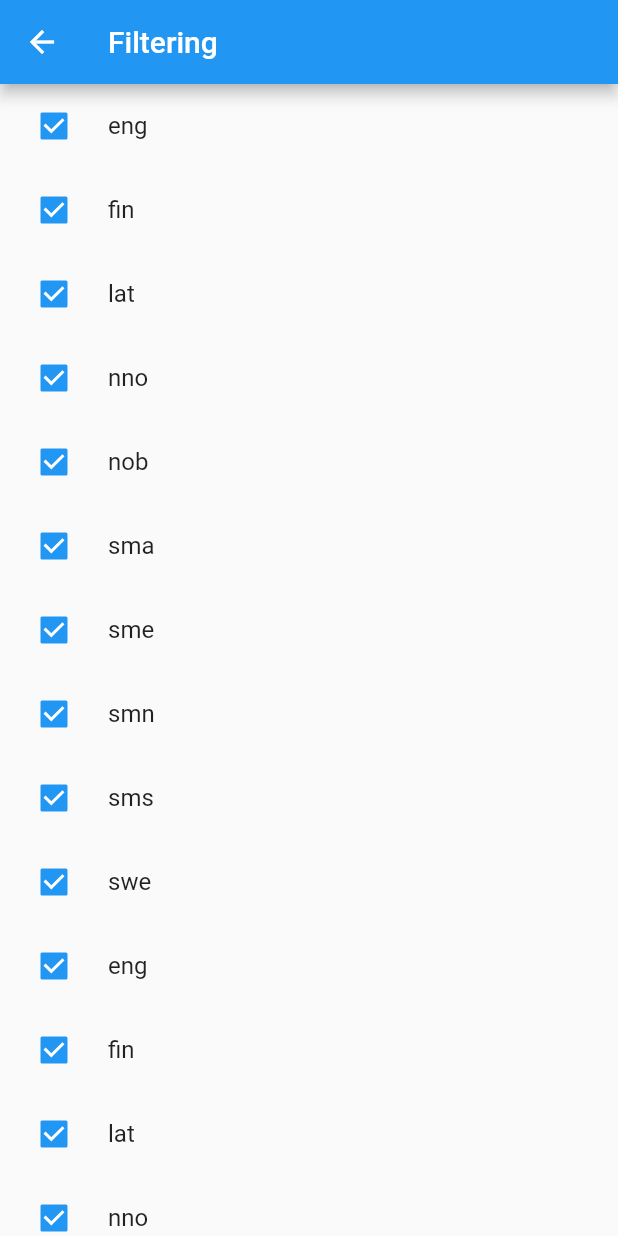
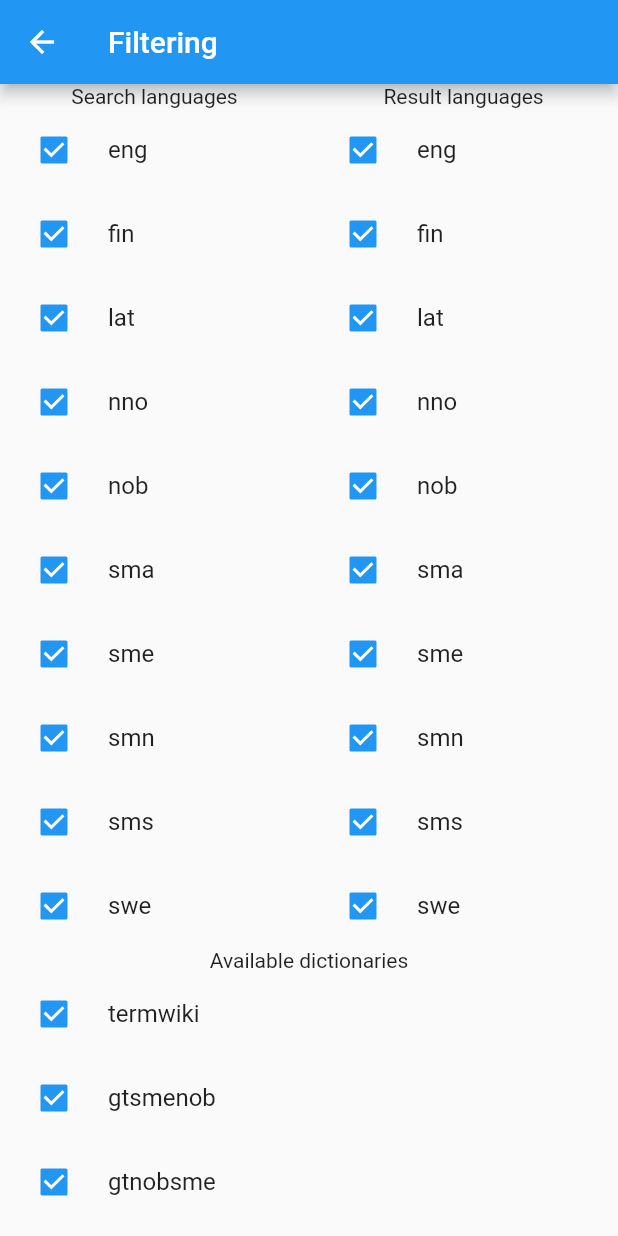
Before and after one commit to divvun/satni_flutter, a Flutter app: the screen it shows after launch, after a tap on the "checklist" icon, on a phone screen of 412 x 824 dp. Run offline on Flutter 3.47's test engine with Material 2 defaults, Android fonts, the phone set to English and light mode, and no system bars; our stand-ins replace equatable, flutter_hooks, flutter_riverpod, freezed_annotation, go_router, graphql and 1 more; missing offline and left inert: artemis, gql.

Commit message:
Improve the filter page view

```diff
--- a/lib/filter/view/view.dart
+++ b/lib/filter/view/view.dart
@@ -8,27 +8,7 @@ import 'package:hooks_riverpod/hooks_riverpod.dart';
 import '../pod/filter.dart';
 
 class FilterPage extends ConsumerWidget {
-  const FilterPage({Key? key}) : super(key: key);
-
-  @override
-  Widget build(BuildContext context, WidgetRef ref) {
-    return Scaffold(
-      appBar: AppBar(title: const Text('Filtering')),
-      body: ListView(
-        children: [
-          _displaySrcLangs(context, ref),
-          _displayTargetLangs(context, ref),
-          _displayDicts(context, ref),
-        ],
-        shrinkWrap: true,
-      ),
-    );
-  }
-
-  Widget _displaySrcLangs(
-    BuildContext context,
-    WidgetRef ref,
-  ) {
+  FilterPage({Key? key}) : super(key: key);
   final availableLangs = [
     'eng',
     'fin',
@@ -41,24 +21,102 @@ class FilterPage extends ConsumerWidget {
     'sms',
     'swe',
   ];
+  final availableDicts = [
+    {'name': 'termwiki'},
+    {'name': 'gtsmenob', 'src': 'sme', 'target': 'nob'},
+    {'name': 'gtnobsme', 'src': 'nob', 'target': 'sme'},
+    {'name': 'gtnobsma', 'src': 'nob', 'target': 'sma'},
+    {'name': 'gtsmanob', 'src': 'sma', 'target': 'nob'},
+    {'name': 'gtsmefin', 'src': 'sme', 'target': 'fin'},
+    {'name': 'gtfinsme', 'src': 'fin', 'target': 'sme'},
+    {'name': 'gtsmesmn', 'src': 'sme', 'target': 'smn'},
+    {'name': 'gtsmnsme', 'src': 'smn', 'target': 'sme'},
+    {'name': 'gtfinsmn', 'src': 'fin', 'target': 'smn'},
+    {'name': 'gtsmnfin', 'src': 'smn', 'target': 'fin'},
+    {'name': 'gtfinnob', 'src': 'fin', 'target': 'nob'},
+    {'name': 'sammallahtismefin', 'src': 'sme', 'target': 'fin'},
+  ];
+
+  @override
+  Widget build(BuildContext context, WidgetRef ref) {
+    return Scaffold(
+      appBar: AppBar(title: const Text('Filtering')),
+      body: ListView(
+        children: [
+          Row(
+            children: [
+              Expanded(flex: 6, child: _displaySrcLangs(context, ref)),
+              Expanded(flex: 6, child: _displayTargetLangs(context, ref)),
+            ],
+          ),
+          _displayDicts(context, ref),
+        ],
+      ),
+    );
+  }
+
+  Iterable<Widget> _searchLangs(
+    BuildContext context,
+    WidgetRef ref,
+  ) {
     final filter = ref.watch(filterProvider);
     final srcLangs = [...filter.wantedSrcLangs];
-
-    return Column(
-      children: availableLangs
-          .map(
+    return availableLangs.map(
       (srcLang) => CheckboxListTile(
         title: Text(srcLang),
         value: srcLangs.contains(srcLang),
         onChanged: (newValue) {
           newValue! ? srcLangs.add(srcLang) : srcLangs.remove(srcLang);
           ref.read(filterProvider.notifier).updateSrcLangs(srcLangs);
+          final dicts = availableDicts
+              .where((dictData) => (dictData['name'] == 'termwiki' ||
+                  (srcLangs.contains(dictData['src']) &&
+                      filter.wantedTargetLangs.contains(dictData['target']))))
+              .map((dictData) => '${dictData['name']}');
+          ref.read(filterProvider.notifier).updateDicts(dicts.toList());
         },
         controlAffinity: ListTileControlAffinity.leading,
       ),
-          )
-          .toList(),
-      // shrinkWrap: true,
+    );
+  }
+
+  Widget _displaySrcLangs(
+    BuildContext context,
+    WidgetRef ref,
+  ) {
+    return Column(
+      children: [
+        const Text('Search languages'),
+        ..._searchLangs(context, ref),
+      ],
+    );
+  }
+
+  Iterable<Widget> _targetLangs(
+    BuildContext context,
+    WidgetRef ref,
+  ) {
+    final filter = ref.watch(filterProvider);
+    final targetLangs = [...filter.wantedTargetLangs];
+
+    return availableLangs.map(
+      (targetLang) => CheckboxListTile(
+        title: Text(targetLang),
+        value: targetLangs.contains(targetLang),
+        onChanged: (newValue) {
+          newValue!
+              ? targetLangs.add(targetLang)
+              : targetLangs.remove(targetLang);
+          ref.read(filterProvider.notifier).updateTargetLangs(targetLangs);
+          final dicts = availableDicts
+              .where((dictData) => (dictData['name'] == 'termwiki' ||
+                  (filter.wantedSrcLangs.contains(dictData['src']) &&
+                      targetLangs.contains(dictData['target']))))
+              .map((dictData) => '${dictData['name']}');
+          ref.read(filterProvider.notifier).updateDicts(dicts.toList());
+        },
+        controlAffinity: ListTileControlAffinity.leading,
+      ),
     );
   }
 
@@ -66,40 +124,36 @@ class FilterPage extends ConsumerWidget {
     BuildContext context,
     WidgetRef ref,
   ) {
-    final availableLangs = [
-      'eng',
-      'fin',
-      'lat',
-      'nno',
-      'nob',
-      'sma',
-      'sme',
-      'smn',
-      'sms',
-      'swe',
-    ];
+    return Column(
+      children: [
+        const Text('Result languages'),
+        ..._targetLangs(context, ref),
+      ],
+    );
+  }
+
+  Iterable<Widget> _wantedDicts(
+    BuildContext context,
+    WidgetRef ref,
+  ) {
     final filter = ref.watch(filterProvider);
-    final targetLangs = [...filter.wantedTargetLangs];
-
-    return Column(
-      children: availableLangs
+    final dicts = [...filter.wantedDicts];
+    return availableDicts
+        .where((dictData) => (dictData['name'] == 'termwiki' ||
+            (filter.wantedSrcLangs.contains(dictData['src']) &&
+                filter.wantedTargetLangs.contains(dictData['target']))))
         .map(
-            (targetLang) => CheckboxListTile(
-              title: Text(targetLang),
-              value: targetLangs.contains(targetLang),
+          (dictData) => CheckboxListTile(
+            title: Text(dictData['name'] ?? 'termwiki'),
+            value: dicts.contains(dictData['name']),
             onChanged: (newValue) {
               newValue!
-                    ? targetLangs.add(targetLang)
-                    : targetLangs.remove(targetLang);
-                ref
-                    .read(filterProvider.notifier)
-                    .updateTargetLangs(targetLangs);
+                  ? dicts.add(dictData['name'] ?? 'termwiki')
+                  : dicts.remove(dictData['name']);
+              ref.read(filterProvider.notifier).updateDicts(dicts);
             },
             controlAffinity: ListTileControlAffinity.leading,
           ),
-          )
-          .toList(),
-      // shrinkWrap: true,
         );
   }
 
@@ -107,39 +161,9 @@ class FilterPage extends ConsumerWidget {
     BuildContext context,
     WidgetRef ref,
   ) {
-    final availableDicts = [
-      'termwiki',
-      'gtsmenob',
-      'gtnobsme',
-      'gtnobsma',
-      'gtsmanob',
-      'gtsmefin',
-      'gtfinsme',
-      'gtsmesmn',
-      'gtsmnsme',
-      'gtfinsmn',
-      'gtsmnfin',
-      'gtfinnob',
-      'sammallahtismefin',
-    ];
-    final filter = ref.watch(filterProvider);
-    final dicts = [...filter.wantedDicts];
-
-    return Column(
-      children: availableDicts
-          .map(
-            (dict) => CheckboxListTile(
-              title: Text(dict),
-              value: dicts.contains(dict),
-              onChanged: (newValue) {
-                newValue! ? dicts.add(dict) : dicts.remove(dict);
-                ref.read(filterProvider.notifier).updateDicts(dicts);
-              },
-              controlAffinity: ListTileControlAffinity.leading,
-            ),
-          )
-          .toList(),
-      // shrinkWrap: true,
-    );
+    return Column(children: [
+      const Text('Available dictionaries'),
+      ..._wantedDicts(context, ref),
+    ]);
   }
 }
--- a/lib/search/view/view.dart
+++ b/lib/search/view/view.dart
@@ -227,7 +227,7 @@ class FilterButton extends StatelessWidget {
       onPressed: () => Navigator.push(
           context,
           MaterialPageRoute(
-            builder: (context) => const FilterPage(),
+            builder: (context) => FilterPage(),
           )),
     );
   }
```
Lines whose indentation alone changed are shown as unchanged.
